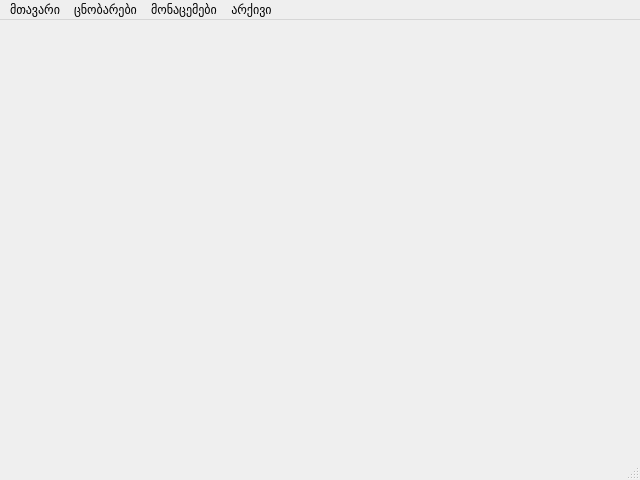
Qt form MainW.ui (avtandilphangani/cars) before a commit.
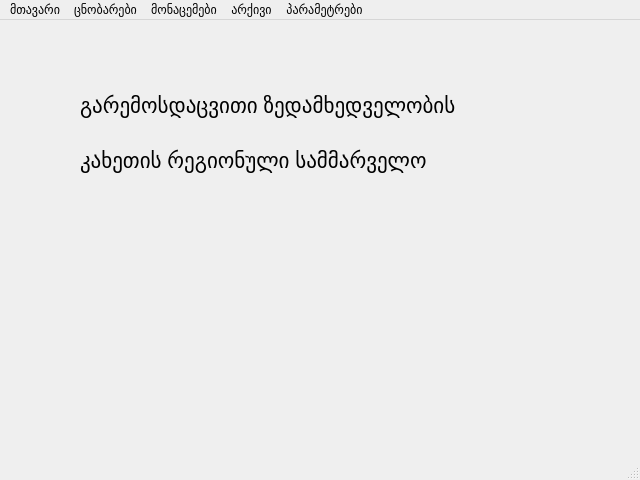
The same form after that commit.

Commit message: პროსტა

```diff
--- a/MainW.ui
+++ b/MainW.ui
@@ -13,7 +13,44 @@
   <property name="windowTitle">
    <string>MainWindow</string>
   </property>
-  <widget class="QWidget" name="centralwidget"/>
+  <widget class="QWidget" name="centralwidget">
+   <widget class="QLabel" name="label">
+    <property name="geometry">
+     <rect>
+      <x>80</x>
+      <y>50</y>
+      <width>501</width>
+      <height>71</height>
+     </rect>
+    </property>
+    <property name="font">
+     <font>
+      <pointsize>16</pointsize>
+     </font>
+    </property>
+    <property name="text">
+     <string>გარემოსდაცვითი ზედამხედველობის </string>
+    </property>
+   </widget>
+   <widget class="QLabel" name="label_2">
+    <property name="geometry">
+     <rect>
+      <x>80</x>
+      <y>110</y>
+      <width>381</width>
+      <height>61</height>
+     </rect>
+    </property>
+    <property name="font">
+     <font>
+      <pointsize>16</pointsize>
+     </font>
+    </property>
+    <property name="text">
+     <string>კახეთის რეგიონული სამმარველო</string>
+    </property>
+   </widget>
+  </widget>
   <widget class="QMenuBar" name="menubar">
    <property name="geometry">
     <rect>
@@ -51,10 +88,16 @@
      <string>არქივი</string>
     </property>
    </widget>
+   <widget class="QMenu" name="menu_4">
+    <property name="title">
+     <string>პარამეტრები</string>
+    </property>
+   </widget>
    <addaction name="menuFile"/>
    <addaction name="menu"/>
    <addaction name="menu_2"/>
    <addaction name="menu_3"/>
+   <addaction name="menu_4"/>
   </widget>
   <widget class="QStatusBar" name="statusbar"/>
   <action name="action">
```
The commit also changes 2 other files.
